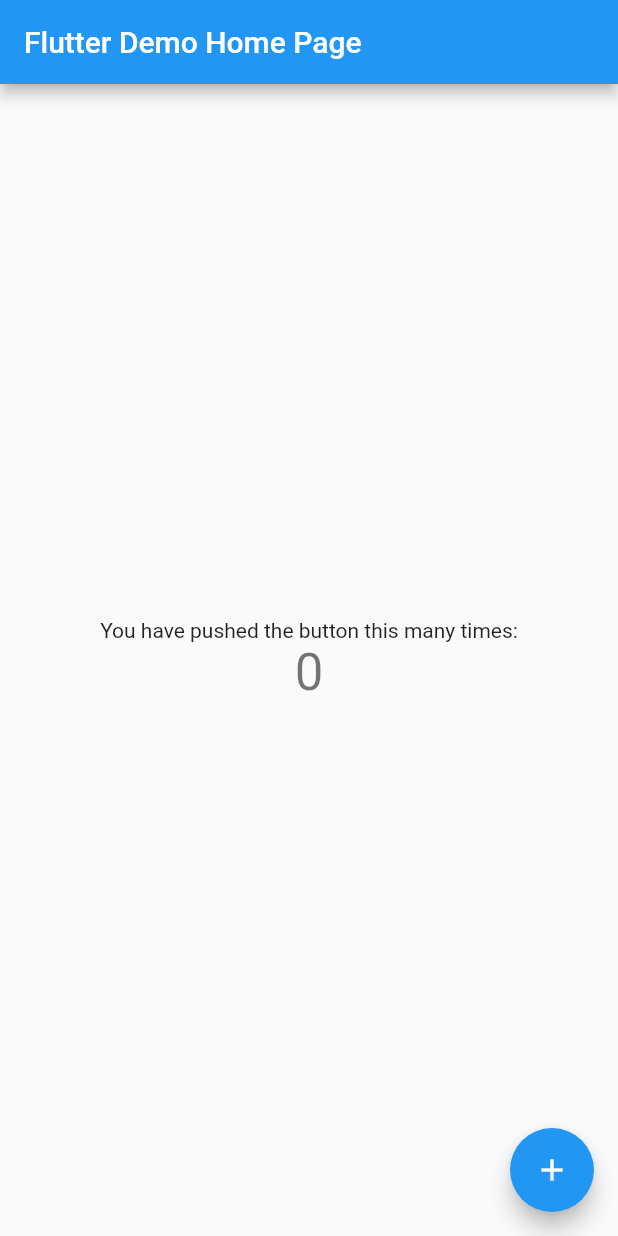
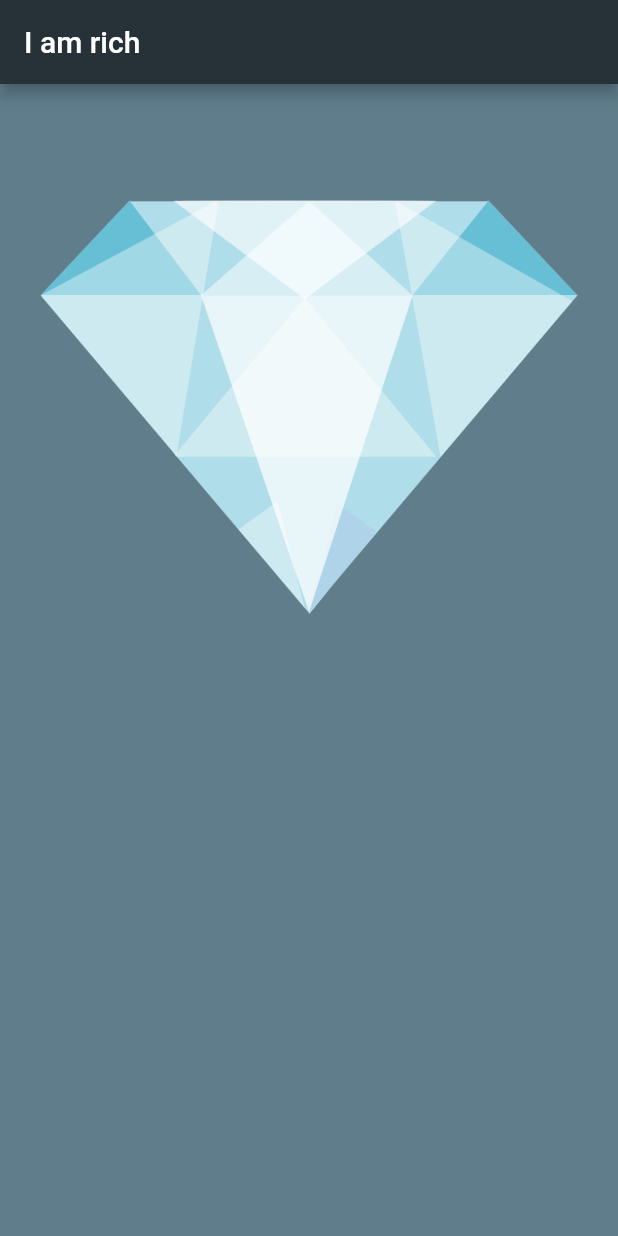
Before and after one commit to arkarhtethan/flutter-i-am-rich, a Flutter app: the screen it shows after launch, on a phone screen of 412 x 824 dp. Run offline on Flutter 3.47's test engine with Material 2 defaults, Android fonts, the phone set to English and light mode, and no system bars.

Commit message:
I am rich app finished

```diff
--- a/lib/main.dart
+++ b/lib/main.dart
@@ -1,111 +1,21 @@
 import 'package:flutter/material.dart';
 
-void main() => runApp(MyApp());
-
-class MyApp extends StatelessWidget {
-  // This widget is the root of your application.
-  @override
-  Widget build(BuildContext context) {
-    return MaterialApp(
-      title: 'Flutter Demo',
-      theme: ThemeData(
-        // This is the theme of your application.
-        //
-        // Try running your application with "flutter run". You'll see the
-        // application has a blue toolbar. Then, without quitting the app, try
-        // changing the primarySwatch below to Colors.green and then invoke
-        // "hot reload" (press "r" in the console where you ran "flutter run",
-        // or simply save your changes to "hot reload" in a Flutter IDE).
-        // Notice that the counter didn't reset back to zero; the application
-        // is not restarted.
-        primarySwatch: Colors.blue,
-      ),
-      home: MyHomePage(title: 'Flutter Demo Home Page'),
-    );
-  }
+void main() {
+  runApp(
+    MaterialApp(
+      // debug
+      home:Scaffold(
+        backgroundColor: Colors.blueGrey,
+        appBar: AppBar(
+          title: Text(
+            'I am rich'
+          ),
+          backgroundColor: Colors.blueGrey[900],
+        ),
+        body: Image(
+          image: AssetImage('images/diamond.png')
+        ),
+      )
+    )
+  );
 }
-
-class MyHomePage extends StatefulWidget {
-  MyHomePage({Key key, this.title}) : super(key: key);
-
-  // This widget is the home page of your application. It is stateful, meaning
-  // that it has a State object (defined below) that contains fields that affect
-  // how it looks.
-
-  // This class is the configuration for the state. It holds the values (in this
-  // case the title) provided by the parent (in this case the App widget) and
-  // used by the build method of the State. Fields in a Widget subclass are
-  // always marked "final".
-
-  final String title;
-
-  @override
-  _MyHomePageState createState() => _MyHomePageState();
-}
-
-class _MyHomePageState extends State<MyHomePage> {
-  int _counter = 0;
-
-  void _incrementCounter() {
-    setState(() {
-      // This call to setState tells the Flutter framework that something has
-      // changed in this State, which causes it to rerun the build method below
-      // so that the display can reflect the updated values. If we changed
-      // _counter without calling setState(), then the build method would not be
-      // called again, and so nothing would appear to happen.
-      _counter++;
-    });
-  }
-
-  @override
-  Widget build(BuildContext context) {
-    // This method is rerun every time setState is called, for instance as done
-    // by the _incrementCounter method above.
-    //
-    // The Flutter framework has been optimized to make rerunning build methods
-    // fast, so that you can just rebuild anything that needs updating rather
-    // than having to individually change instances of widgets.
-    return Scaffold(
-      appBar: AppBar(
-        // Here we take the value from the MyHomePage object that was created by
-        // the App.build method, and use it to set our appbar title.
-        title: Text(widget.title),
-      ),
-      body: Center(
-        // Center is a layout widget. It takes a single child and positions it
-        // in the middle of the parent.
-        child: Column(
-          // Column is also layout widget. It takes a list of children and
-          // arranges them vertically. By default, it sizes itself to fit its
-          // children horizontally, and tries to be as tall as its parent.
-          //
-          // Invoke "debug painting" (press "p" in the console, choose the
-          // "Toggle Debug Paint" action from the Flutter Inspector in Android
-          // Studio, or the "Toggle Debug Paint" command in Visual Studio Code)
-          // to see the wireframe for each widget.
-          //
-          // Column has various properties to control how it sizes itself and
-          // how it positions its children. Here we use mainAxisAlignment to
-          // center the children vertically; the main axis here is the vertical
-          // axis because Columns are vertical (the cross axis would be
-          // horizontal).
-          mainAxisAlignment: MainAxisAlignment.center,
-          children: <Widget>[
-            Text(
-              'You have pushed the button this many times:',
-            ),
-            Text(
-              '$_counter',
-              style: Theme.of(context).textTheme.display1,
-            ),
-          ],
-        ),
-      ),
-      floatingActionButton: FloatingActionButton(
-        onPressed: _incrementCounter,
-        tooltip: 'Increment',
-        child: Icon(Icons.add),
-      ), // This trailing comma makes auto-formatting nicer for build methods.
-    );
-  }
-}
--- a/pubspec.yaml
+++ b/pubspec.yaml
@@ -41,9 +41,8 @@ flutter:
   uses-material-design: true
 
   # To add assets to your application, add an assets section, like this:
-  # assets:
-  #  - images/a_dot_burr.jpeg
-  #  - images/a_dot_ham.jpeg
+  assets:
+   - images/diamond.png
 
   # An image asset can refer to one or more resolution-specific "variants", see
   # https://flutter.dev/assets-and-images/#resolution-aware.
```
Also changed, not shown: images/diamond.png (added), images/i_am_rich_app_icon.png (added), 33 other files.
